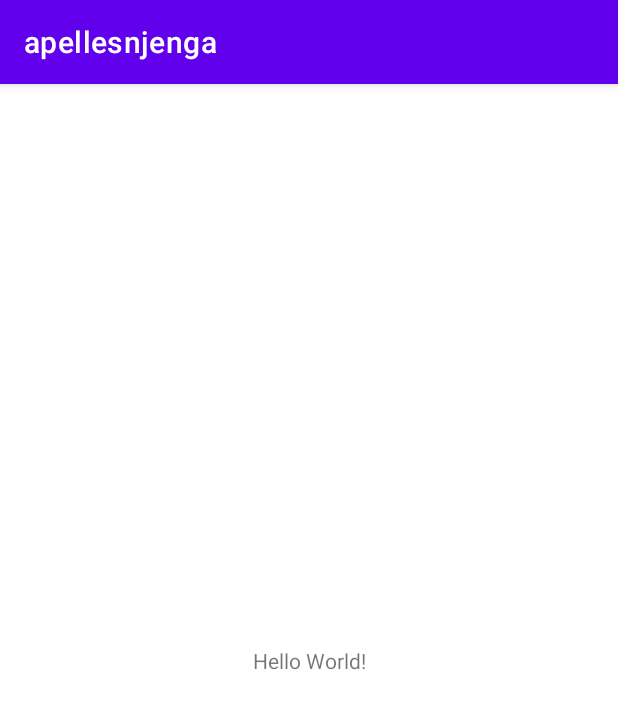
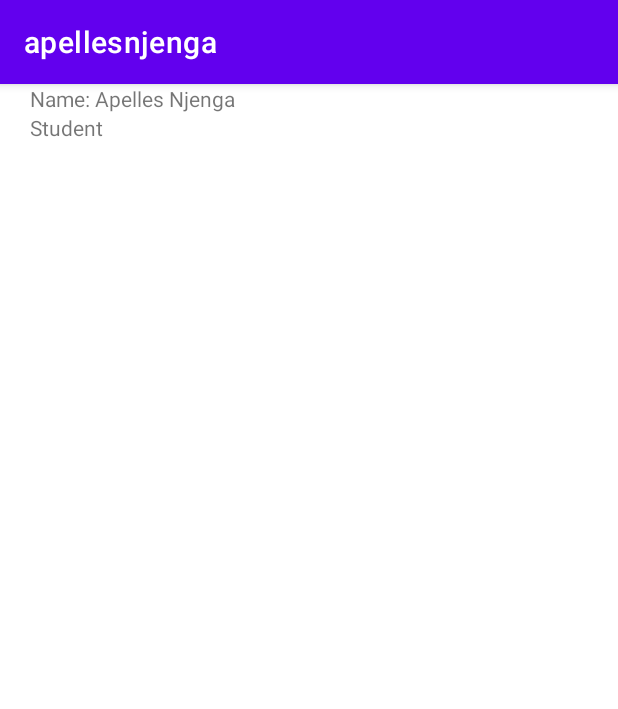
Before and after one commit to ApellesNjenga/advanced-visual-programming, an Android app: the screen it shows after launch (MainActivity), on a phone screen of 412 x 824 dp. Shown: the top 709 px of the screen. Run offline under Robolectric (Android 15) with nearby library versions, the phone set to English and light mode, and no system bars.

Commit message:
fianl commit

```diff
--- a/app/src/main/res/layout/activity_main.xml
+++ b/app/src/main/res/layout/activity_main.xml
@@ -7,12 +7,29 @@
     tools:context=".MainActivity">
 
     <TextView
+        android:id="@+id/textView"
         android:layout_width="wrap_content"
         android:layout_height="wrap_content"
-        android:text="Hello World!"
-        app:layout_constraintBottom_toBottomOf="parent"
-        app:layout_constraintLeft_toLeftOf="parent"
-        app:layout_constraintRight_toRightOf="parent"
-        app:layout_constraintTop_toTopOf="parent" />
+        android:layout_marginStart="20dp"
+        android:text="Name: Apelles Njenga"
+        app:layout_constraintStart_toStartOf="parent"
+        tools:layout_editor_absoluteY="64dp" />
 
+    <TextView
+        android:id="@+id/textView2"
+        android:layout_width="wrap_content"
+        android:layout_height="wrap_content"
+        android:layout_marginStart="20dp"
+        android:text="Student"
+        app:layout_constraintStart_toStartOf="parent"
+        app:layout_constraintTop_toBottomOf="@+id/textView" />
+
+    <ImageView
+        android:id="@+id/imageView"
+        android:layout_width="wrap_content"
+        android:layout_height="wrap_content"
+        android:layout_marginEnd="20dp"
+        app:layout_constraintEnd_toEndOf="parent"
+        tools:layout_editor_absoluteY="31dp"
+        tools:srcCompat="@tools:sample/avatars" />
 </androidx.constraintlayout.widget.ConstraintLayout>
```
